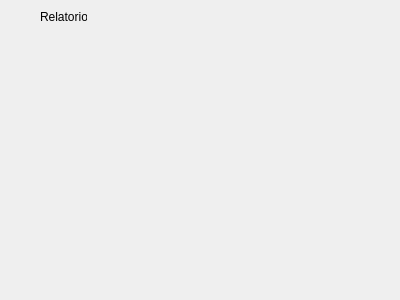
Before: the Qt Designer form view/relatorio.ui in Michel3-01/Sistema_Loja_de_Roupas, drawn with Qt 5.
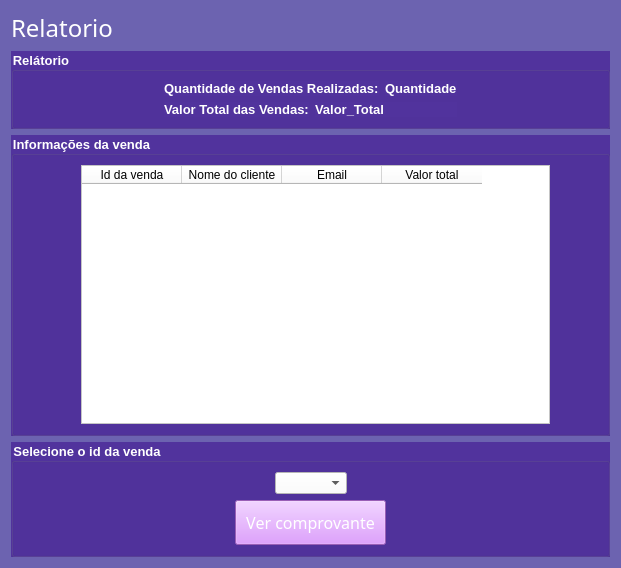
After: the same form once the commit is applied.

```diff
--- a/view/relatorio.ui
+++ b/view/relatorio.ui
@@ -6,26 +6,364 @@
    <rect>
     <x>0</x>
     <y>0</y>
-    <width>400</width>
-    <height>300</height>
+    <width>621</width>
+    <height>568</height>
    </rect>
   </property>
   <property name="windowTitle">
    <string>Form</string>
   </property>
-  <widget class="QLabel" name="label">
-   <property name="geometry">
-    <rect>
-     <x>40</x>
-     <y>10</y>
-     <width>47</width>
-     <height>13</height>
-    </rect>
-   </property>
-   <property name="text">
-    <string>Relatorio</string>
-   </property>
-  </widget>
+  <property name="styleSheet">
+   <string notr="true">background-color:rgb(108, 99, 176)</string>
+  </property>
+  <layout class="QVBoxLayout" name="verticalLayout_6">
+   <item>
+    <widget class="QLabel" name="label_2">
+     <property name="font">
+      <font>
+       <family>Impact</family>
+       <pointsize>18</pointsize>
+      </font>
+     </property>
+     <property name="styleSheet">
+      <string notr="true">color: rgb(255, 255, 255);</string>
+     </property>
+     <property name="text">
+      <string>Relatorio</string>
+     </property>
+    </widget>
+   </item>
+   <item>
+    <layout class="QVBoxLayout" name="verticalLayout_4">
+     <item>
+      <widget class="QGroupBox" name="groupBox_4">
+       <property name="font">
+        <font>
+         <pointsize>10</pointsize>
+         <weight>75</weight>
+         <bold>true</bold>
+        </font>
+       </property>
+       <property name="styleSheet">
+        <string notr="true">background-color: rgb(81, 51, 157);
+color:rgb(255,255,255);</string>
+       </property>
+       <property name="title">
+        <string>Relátorio</string>
+       </property>
+       <layout class="QVBoxLayout" name="verticalLayout_5">
+        <item>
+         <layout class="QHBoxLayout" name="horizontalLayout_7">
+          <item>
+           <spacer name="horizontalSpacer_7">
+            <property name="orientation">
+             <enum>Qt::Horizontal</enum>
+            </property>
+            <property name="sizeHint" stdset="0">
+             <size>
+              <width>40</width>
+              <height>20</height>
+             </size>
+            </property>
+           </spacer>
+          </item>
+          <item>
+           <layout class="QVBoxLayout" name="verticalLayout">
+            <item>
+             <layout class="QHBoxLayout" name="horizontalLayout_5">
+              <item>
+               <widget class="QLabel" name="label_7">
+                <property name="font">
+                 <font>
+                  <pointsize>10</pointsize>
+                  <weight>75</weight>
+                  <bold>true</bold>
+                 </font>
+                </property>
+                <property name="styleSheet">
+                 <string notr="true">color: rgb(255, 255, 255);</string>
+                </property>
+                <property name="text">
+                 <string>Quantidade de Vendas Realizadas:</string>
+                </property>
+               </widget>
+              </item>
+              <item>
+               <widget class="QLabel" name="label_9">
+                <property name="font">
+                 <font>
+                  <pointsize>10</pointsize>
+                  <weight>75</weight>
+                  <bold>true</bold>
+                 </font>
+                </property>
+                <property name="styleSheet">
+                 <string notr="true">color: rgb(255, 255, 255);</string>
+                </property>
+                <property name="text">
+                 <string>Quantidade</string>
+                </property>
+               </widget>
+              </item>
+             </layout>
+            </item>
+            <item>
+             <layout class="QHBoxLayout" name="horizontalLayout_6">
+              <item>
+               <widget class="QLabel" name="label_8">
+                <property name="font">
+                 <font>
+                  <pointsize>10</pointsize>
+                  <weight>75</weight>
+                  <bold>true</bold>
+                 </font>
+                </property>
+                <property name="styleSheet">
+                 <string notr="true">color: rgb(255, 255, 255);</string>
+                </property>
+                <property name="text">
+                 <string>Valor Total das Vendas:</string>
+                </property>
+               </widget>
+              </item>
+              <item>
+               <widget class="QLabel" name="label_10">
+                <property name="font">
+                 <font>
+                  <pointsize>10</pointsize>
+                  <weight>75</weight>
+                  <bold>true</bold>
+                 </font>
+                </property>
+                <property name="styleSheet">
+                 <string notr="true">color: rgb(255, 255, 255);</string>
+                </property>
+                <property name="text">
+                 <string>Valor_Total</string>
+                </property>
+               </widget>
+              </item>
+             </layout>
+            </item>
+           </layout>
+          </item>
+          <item>
+           <spacer name="horizontalSpacer_8">
+            <property name="orientation">
+             <enum>Qt::Horizontal</enum>
+            </property>
+            <property name="sizeHint" stdset="0">
+             <size>
+              <width>40</width>
+              <height>20</height>
+             </size>
+            </property>
+           </spacer>
+          </item>
+         </layout>
+        </item>
+       </layout>
+      </widget>
+     </item>
+     <item>
+      <widget class="QGroupBox" name="groupBox">
+       <property name="font">
+        <font>
+         <pointsize>10</pointsize>
+         <weight>75</weight>
+         <bold>true</bold>
+        </font>
+       </property>
+       <property name="styleSheet">
+        <string notr="true">background-color: rgb(81, 51, 157);
+color:rgb(255,255,255);</string>
+       </property>
+       <property name="title">
+        <string>Informações da venda</string>
+       </property>
+       <layout class="QHBoxLayout" name="horizontalLayout_4">
+        <item>
+         <layout class="QHBoxLayout" name="horizontalLayout_3">
+          <item>
+           <spacer name="horizontalSpacer_5">
+            <property name="orientation">
+             <enum>Qt::Horizontal</enum>
+            </property>
+            <property name="sizeType">
+             <enum>QSizePolicy::Fixed</enum>
+            </property>
+            <property name="sizeHint" stdset="0">
+             <size>
+              <width>58</width>
+              <height>120</height>
+             </size>
+            </property>
+           </spacer>
+          </item>
+          <item>
+           <widget class="QTableWidget" name="tabela_funcionarios">
+            <property name="styleSheet">
+             <string notr="true">background-color: rgb(255, 255, 255);
+color:rgb(0, 0, 0);
+</string>
+            </property>
+            <column>
+             <property name="text">
+              <string>Id da venda</string>
+             </property>
+            </column>
+            <column>
+             <property name="text">
+              <string>Nome do cliente</string>
+             </property>
+            </column>
+            <column>
+             <property name="text">
+              <string>Email</string>
+             </property>
+            </column>
+            <column>
+             <property name="text">
+              <string>Valor total</string>
+             </property>
+            </column>
+           </widget>
+          </item>
+          <item>
+           <spacer name="horizontalSpacer_6">
+            <property name="orientation">
+             <enum>Qt::Horizontal</enum>
+            </property>
+            <property name="sizeType">
+             <enum>QSizePolicy::Fixed</enum>
+            </property>
+            <property name="sizeHint" stdset="0">
+             <size>
+              <width>48</width>
+              <height>20</height>
+             </size>
+            </property>
+           </spacer>
+          </item>
+         </layout>
+        </item>
+       </layout>
+      </widget>
+     </item>
+     <item>
+      <widget class="QGroupBox" name="groupBox_2">
+       <property name="font">
+        <font>
+         <pointsize>10</pointsize>
+         <weight>75</weight>
+         <bold>true</bold>
+        </font>
+       </property>
+       <property name="styleSheet">
+        <string notr="true">background-color: rgb(81, 51, 157);
+color:rgb(255,255,255);</string>
+       </property>
+       <property name="title">
+        <string>Selecione o id da venda</string>
+       </property>
+       <layout class="QVBoxLayout" name="verticalLayout_3">
+        <item>
+         <layout class="QVBoxLayout" name="verticalLayout_2">
+          <item>
+           <layout class="QHBoxLayout" name="horizontalLayout">
+            <item>
+             <spacer name="horizontalSpacer_3">
+              <property name="orientation">
+               <enum>Qt::Horizontal</enum>
+              </property>
+              <property name="sizeHint" stdset="0">
+               <size>
+                <width>40</width>
+                <height>20</height>
+               </size>
+              </property>
+             </spacer>
+            </item>
+            <item>
+             <widget class="QComboBox" name="comboBox">
+              <property name="styleSheet">
+               <string notr="true">background-color: rgb(255, 255, 255);
+color: rgb(0, 0, 0);</string>
+              </property>
+             </widget>
+            </item>
+            <item>
+             <spacer name="horizontalSpacer_4">
+              <property name="orientation">
+               <enum>Qt::Horizontal</enum>
+              </property>
+              <property name="sizeHint" stdset="0">
+               <size>
+                <width>40</width>
+                <height>20</height>
+               </size>
+              </property>
+             </spacer>
+            </item>
+           </layout>
+          </item>
+          <item>
+           <layout class="QHBoxLayout" name="horizontalLayout_2">
+            <item>
+             <spacer name="horizontalSpacer_2">
+              <property name="orientation">
+               <enum>Qt::Horizontal</enum>
+              </property>
+              <property name="sizeHint" stdset="0">
+               <size>
+                <width>40</width>
+                <height>20</height>
+               </size>
+              </property>
+             </spacer>
+            </item>
+            <item>
+             <widget class="QPushButton" name="salvar_prod_btn">
+              <property name="font">
+               <font>
+                <family>Impact</family>
+                <pointsize>12</pointsize>
+               </font>
+              </property>
+              <property name="styleSheet">
+               <string notr="true">background-color: rgb(214, 131, 255);
+color: rgb(255, 255, 255);
+padding: 10px;
+</string>
+              </property>
+              <property name="text">
+               <string>Ver comprovante</string>
+              </property>
+             </widget>
+            </item>
+            <item>
+             <spacer name="horizontalSpacer">
+              <property name="orientation">
+               <enum>Qt::Horizontal</enum>
+              </property>
+              <property name="sizeHint" stdset="0">
+               <size>
+                <width>40</width>
+                <height>20</height>
+               </size>
+              </property>
+             </spacer>
+            </item>
+           </layout>
+          </item>
+         </layout>
+        </item>
+       </layout>
+      </widget>
+     </item>
+    </layout>
+   </item>
+  </layout>
  </widget>
  <resources/>
  <connections/>
```
